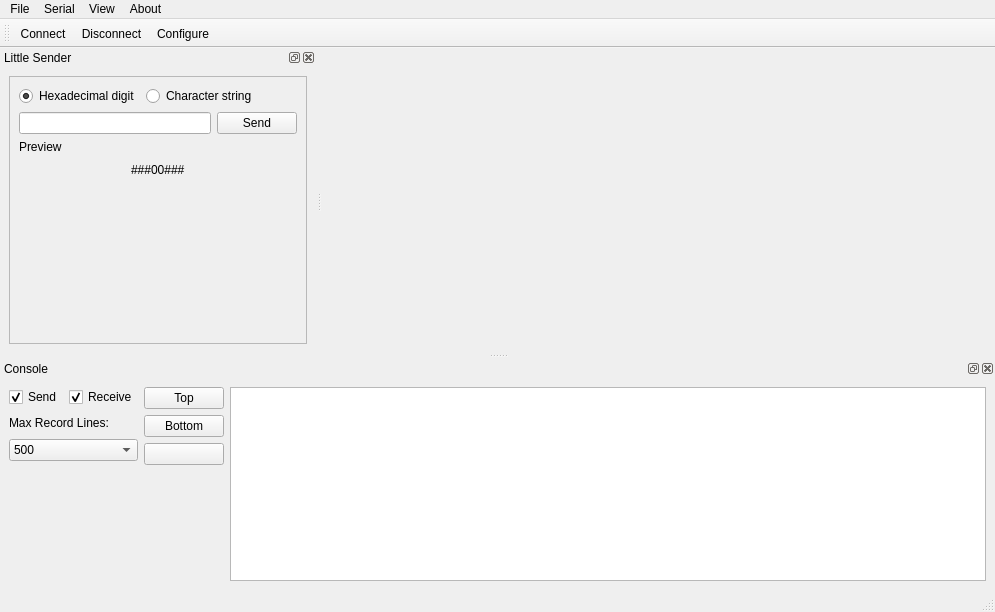
This is mainwindow.ui in hfansion/RobotCommander as Qt 5 draws it before an edit. The edited form follows.
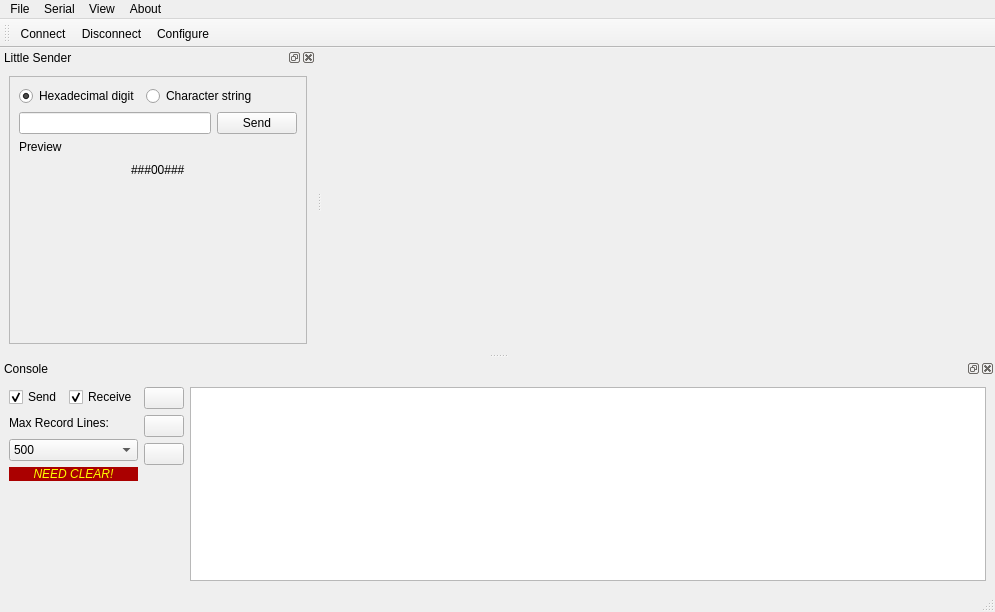
This is the edited form. Icons and pictures are not drawn. Custom widgets are drawn as their Qt base class.

Patch:
```diff
--- a/mainwindow.ui
+++ b/mainwindow.ui
@@ -328,6 +328,16 @@
          </item>
         </widget>
        </item>
+       <item>
+        <widget class="QLabel" name="label_CS_Alert">
+         <property name="styleSheet">
+          <string notr="true">background-color:rgb(170, 0, 0)</string>
+         </property>
+         <property name="text">
+          <string>&lt;html&gt;&lt;head/&gt;&lt;body&gt;&lt;p align=&quot;center&quot;&gt;&lt;span style=&quot; font-style:italic; color:#ffff00;&quot;&gt;NEED CLEAR!&lt;/span&gt;&lt;/p&gt;&lt;/body&gt;&lt;/html&gt;</string>
+         </property>
+        </widget>
+       </item>
        <item>
         <spacer name="verticalSpacer_2">
          <property name="orientation">
@@ -350,8 +360,9 @@
          <property name="toolTip">
           <string>Move to Top</string>
          </property>
-         <property name="text">
-          <string>Top</string>
+         <property name="icon">
+          <iconset resource="RobotCommander.qrc">
+           <normaloff>:/icon/top.png</normaloff>:/icon/top.png</iconset>
          </property>
         </widget>
        </item>
@@ -360,8 +371,9 @@
          <property name="toolTip">
           <string>Move to Bottom</string>
          </property>
-         <property name="text">
-          <string>Bottom</string>
+         <property name="icon">
+          <iconset resource="RobotCommander.qrc">
+           <normaloff>:/icon/bottom.png</normaloff>:/icon/bottom.png</iconset>
          </property>
         </widget>
        </item>
@@ -404,7 +416,7 @@
          <rect>
           <x>0</x>
           <y>0</y>
-          <width>727</width>
+          <width>780</width>
           <height>194</height>
          </rect>
         </property>
```
